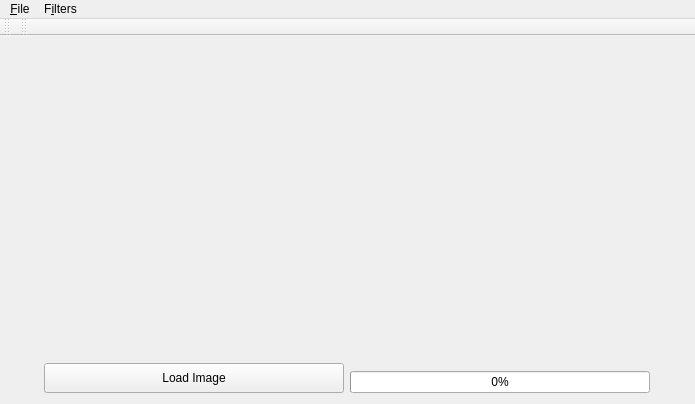
Qt form scripts/mainwindow.ui (j-lazo/Digital_images_procesing) before a commit.
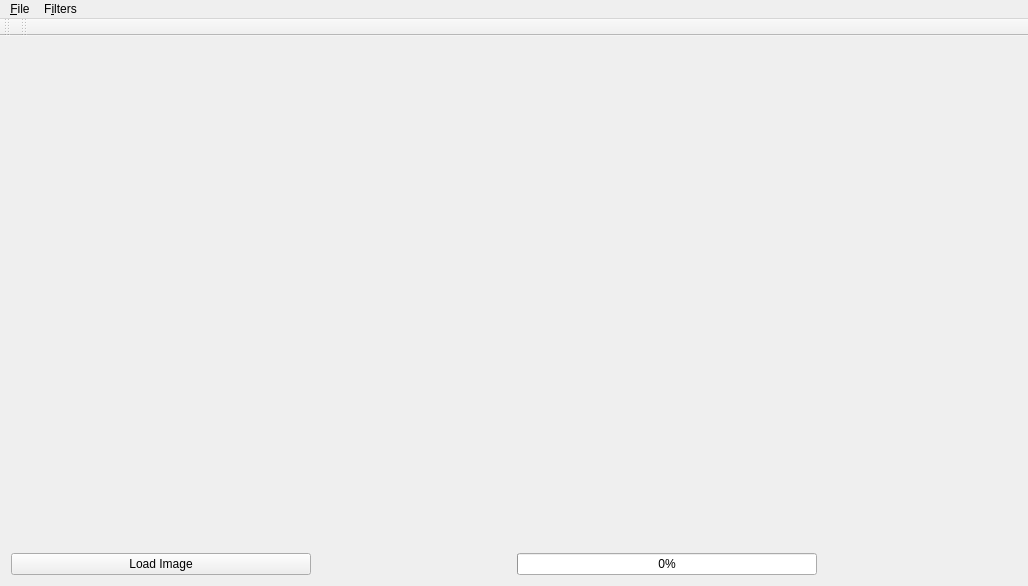
The same form after that commit.

The edit to the form file:
```diff
--- a/scripts/mainwindow.ui
+++ b/scripts/mainwindow.ui
@@ -23,8 +23,8 @@
          <widget class="QLabel" name="label_pic_1">
           <property name="minimumSize">
            <size>
-            <width>300</width>
-            <height>300</height>
+            <width>500</width>
+            <height>500</height>
            </size>
           </property>
           <property name="text">
@@ -53,8 +53,8 @@
          <widget class="QLabel" name="label_pic_2">
           <property name="minimumSize">
            <size>
-            <width>300</width>
-            <height>300</height>
+            <width>500</width>
+            <height>500</height>
            </size>
           </property>
           <property name="text">
```
Left out of the diff: 12 changed lines with no effect on the pictures.
